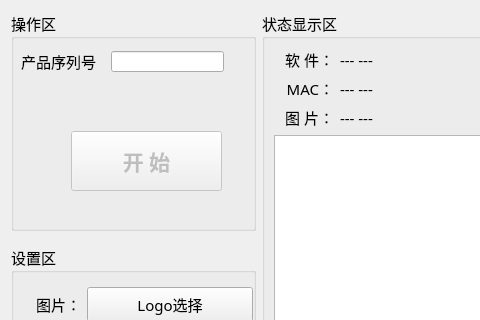
First picture: the form in mpro_qc/home/home_workwid.ui, repository ChinaClever/MPro-Tools, before the edit; both pictures show x 0 to 480 and y 0 to 320 of the 1108 by 499 pixel window.
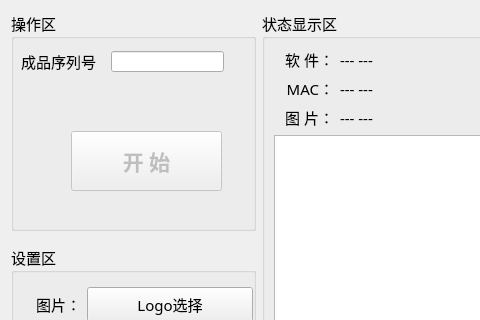
Second picture: the form after the edit.

Diff of the .ui file:
```diff
--- a/mpro_qc/home/home_workwid.ui
+++ b/mpro_qc/home/home_workwid.ui
@@ -304,7 +304,7 @@
        </rect>
       </property>
       <property name="text">
-       <string>产品序列号：</string>
+       <string>成品序列号：</string>
       </property>
      </widget>
      <widget class="QLineEdit" name="snEdit">
```
